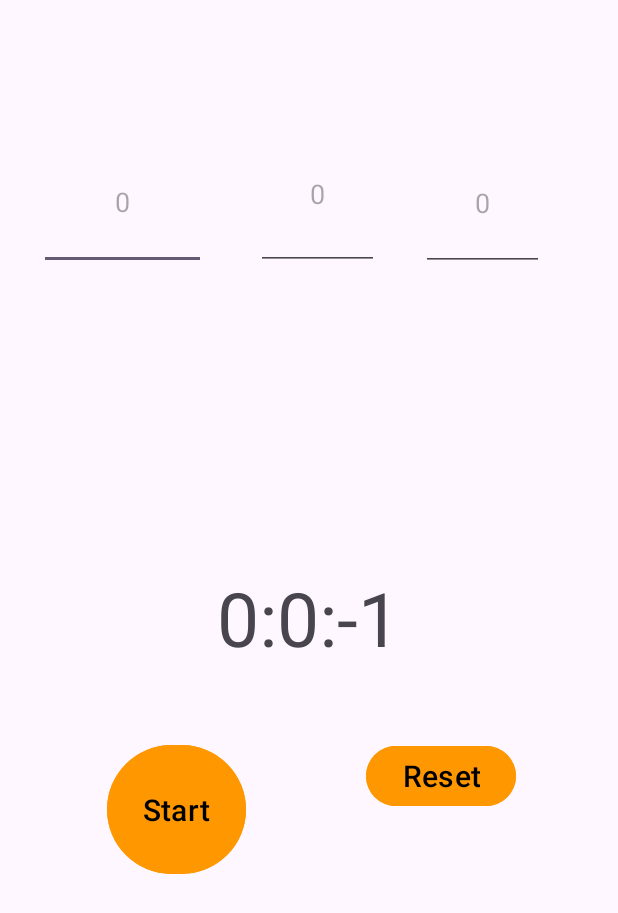
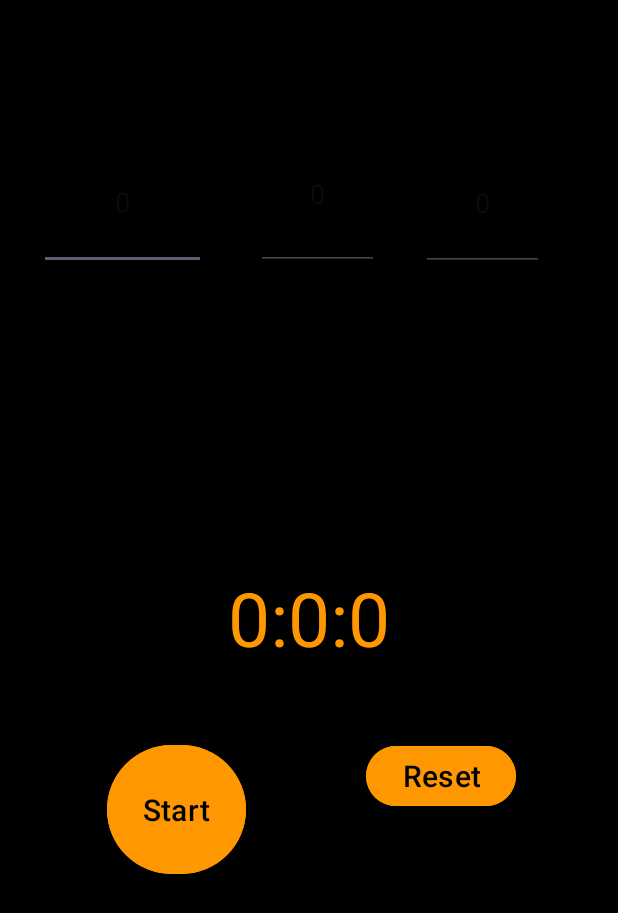
Before and after one commit to guidostark37/Cronometro, an Android app: the Temporizador screen opened directly, with no data from a screen before it, after a tap on "Start", on a phone screen of 412 x 824 dp. Shown: the top 913 px of the screen. Run offline under Robolectric (Android 15) with nearby library versions, the phone set to English and light mode, and no system bars; 3 statements that could not run were skipped.

Commit message:
tmporizador estilos

```diff
--- a/app/src/main/java/com/example/cronometro/Temporizador.kt
+++ b/app/src/main/java/com/example/cronometro/Temporizador.kt
@@ -36,6 +36,9 @@ class Temporizador : AppCompatActivity() {
                             hora--
                             minuto = 59
                         }
+                        if (hora==0.toLong() && minuto ==0.toLong() && segundo <0.toLong()){
+                            this.cancel()
+                        }
 
 
 
--- a/app/src/main/res/layout/activity_temporizador.xml
+++ b/app/src/main/res/layout/activity_temporizador.xml
@@ -4,6 +4,7 @@
     xmlns:tools="http://schemas.android.com/tools"
     android:layout_width="match_parent"
     android:layout_height="match_parent"
+    android:background="@color/black"
     tools:context=".Temporizador">
 
     <TextView
@@ -13,7 +14,8 @@
         android:layout_centerHorizontal="true"
         android:layout_centerVertical="true"
         android:text="00:00:00"
-        android:textSize="50dp" />
+        android:textSize="50dp"
+        android:textColor="@color/orange"/>
 
     <Button
         android:id="@+id/btnstart_pause"
@@ -53,6 +55,7 @@
         android:layout_alignParentStart="true"
         android:hint="0"
         android:layout_alignParentTop="true"
+        android:textColor="@color/orange"
         android:layout_marginStart="26dp"
         android:layout_marginTop="89dp"
         android:layout_marginEnd="33dp"
@@ -68,6 +71,7 @@
         android:layout_height="wrap_content"
         android:layout_above="@+id/txtTemporizador"
         android:layout_alignParentTop="true"
+        android:textColor="@color/orange"
         android:textAlignment="center"
         android:layout_marginTop="79dp"
         android:layout_marginEnd="28dp"
@@ -84,6 +88,7 @@
         android:layout_height="wrap_content"
         android:layout_above="@+id/txtTemporizador"
         android:layout_alignParentTop="true"
+        android:textColor="@color/orange"
         android:layout_alignParentEnd="true"
         android:layout_marginTop="90dp"
         android:layout_marginEnd="49dp"
```
